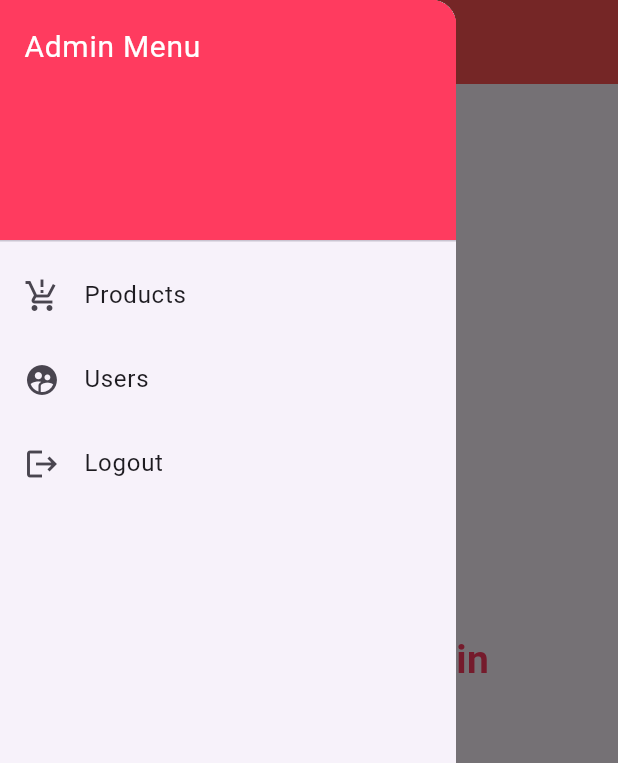
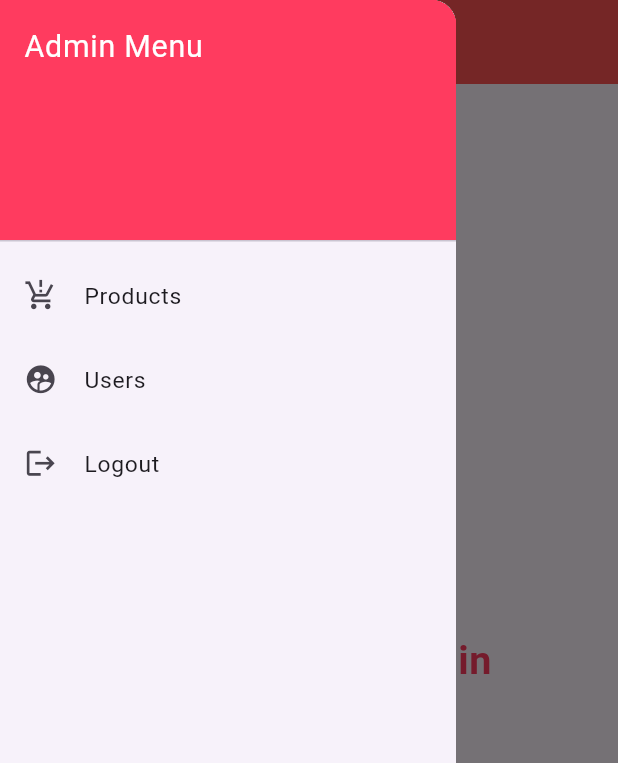
Before and after one commit to Danish-Siddiqui-0318/Baby_shop_hub_ecommerce, a Flutter app: the Admin screen opened directly, with the side drawer open, on a phone screen of 412 x 824 dp. Shown: the top 763 px of the screen. Run offline on Flutter 3.47's test engine with Material 3 defaults, Android fonts, the phone set to English and light mode, and no system bars; our stand-ins replace cloud_firestore, firebase_auth, firebase_core, flutter_screenutil, font_awesome_flutter, image_picker and 2 more; accounts and stored records are empty.

Commit message:
some changes

```diff
--- a/lib/Admin/Pages/Admin.dart
+++ b/lib/Admin/Pages/Admin.dart
@@ -3,6 +3,7 @@ import 'package:baby_shop_hub/Admin/Pages/User.dart';
 import 'package:baby_shop_hub/services/auth_service.dart';
 import 'package:baby_shop_hub/utils/helper.dart';
 import 'package:flutter/material.dart';
+import 'package:flutter_screenutil/flutter_screenutil.dart';
 
 class Admin extends StatefulWidget {
   const Admin({super.key});
@@ -46,7 +47,10 @@ class _AdminState extends State<Admin> with SingleTickerProviderStateMixin {
   Widget build(BuildContext context) {
     return Scaffold(
       appBar: AppBar(
-        title: const Text("Admin Page"),
+        title: Text(
+          "Admin Page",
+          style: TextStyle(fontSize: 18.sp),
+        ),
         backgroundColor: Colors.redAccent,
         foregroundColor: Colors.white,
       ),
@@ -54,16 +58,16 @@ class _AdminState extends State<Admin> with SingleTickerProviderStateMixin {
         child: ListView(
           padding: EdgeInsets.zero,
           children: [
-            const DrawerHeader(
-              decoration: BoxDecoration(color: Color(0xFFFF3B5F)),
+            DrawerHeader(
+              decoration: const BoxDecoration(color: Color(0xFFFF3B5F)),
               child: Text(
                 "Admin Menu",
-                style: TextStyle(color: Colors.white, fontSize: 20),
+                style: TextStyle(color: Colors.white, fontSize: 20.sp),
               ),
             ),
             ListTile(
-              leading: const Icon(Icons.production_quantity_limits),
-              title: const Text("Products"),
+              leading: Icon(Icons.production_quantity_limits, size: 22.sp),
+              title: Text("Products", style: TextStyle(fontSize: 15.sp)),
               onTap: () {
                 Navigator.push(
                   context,
@@ -72,8 +76,8 @@ class _AdminState extends State<Admin> with SingleTickerProviderStateMixin {
               },
             ),
             ListTile(
-              leading: const Icon(Icons.supervised_user_circle),
-              title: const Text("Users"),
+              leading: Icon(Icons.supervised_user_circle, size: 22.sp),
+              title: Text("Users", style: TextStyle(fontSize: 15.sp)),
               onTap: () {
                 Navigator.push(
                   context,
@@ -82,17 +86,14 @@ class _AdminState extends State<Admin> with SingleTickerProviderStateMixin {
               },
             ),
             ListTile(
-              leading: const Icon(Icons.logout),
-              title: const Text("Logout"),
+              leading: Icon(Icons.logout, size: 22.sp),
+              title: Text("Logout", style: TextStyle(fontSize: 15.sp)),
               onTap: () {
-                _authService
-                    .logout()
-                    .then((value) {
-                      showMessage("Logout Successfully", context);
-                    })
-                    .catchError((error) {
-                      showMessage(error, context);
-                    });
+                _authService.logout().then((value) {
+                  showMessage("Logout Successfully", context);
+                }).catchError((error) {
+                  showMessage(error, context);
+                });
               },
             ),
           ],
@@ -105,12 +106,12 @@ class _AdminState extends State<Admin> with SingleTickerProviderStateMixin {
           position: _slideAnimation,
           child: FadeTransition(
             opacity: _fadeAnimation,
-            child: const Text(
+            child: Text(
               "👋 Welcome, Admin",
               style: TextStyle(
-                fontSize: 26,
+                fontSize: 26.sp,
                 fontWeight: FontWeight.bold,
-                color: Color(0xFFFF3B5F),
+                color: const Color(0xFFFF3B5F),
               ),
             ),
           ),
--- a/lib/main.dart
+++ b/lib/main.dart
@@ -34,7 +34,7 @@ class MyApp extends StatelessWidget {
       builder: (context, child) {
         return MaterialApp(debugShowCheckedModeBanner: false, home: child);
       },
-      child: Products(),
+      child:  Signup(),
     );
   }
 }
```
Also changed, not shown: lib/Admin/Pages/Products.dart (+50 -21 lines), lib/Admin/Pages/User.dart (+44 -26 lines), lib/Admin/signup.dart (+86 -14 lines).
